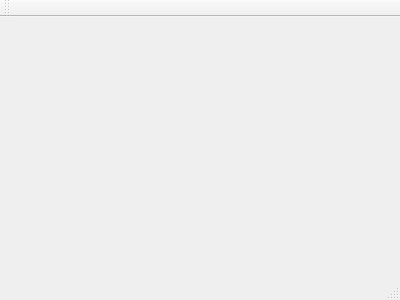
The window that Midgard/midgardmenu.ui (Programmer-CE/Midgard-Project) describes before a commit, drawn with Qt 5.
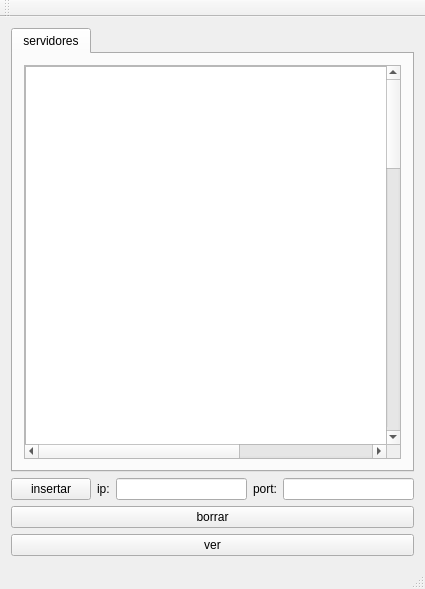
The same window after the commit.

What changed in the file:
```diff
--- a/Midgard/midgardmenu.ui
+++ b/Midgard/midgardmenu.ui
@@ -1,24 +1,152 @@
 <ui version="4.0">
  <class>MidgardMenu</class>
- <widget class="QMainWindow" name="MidgardMenu" >
-  <property name="geometry" >
+ <widget class="QMainWindow" name="MidgardMenu">
+  <property name="geometry">
    <rect>
     <x>0</x>
     <y>0</y>
-    <width>400</width>
-    <height>300</height>
+    <width>425</width>
+    <height>589</height>
    </rect>
   </property>
   <property name="windowTitle" >
    <string>MidgardMenu</string>
   </property>
-  <widget class="QMenuBar" name="menuBar" />
-  <widget class="QToolBar" name="mainToolBar" />
-  <widget class="QWidget" name="centralWidget" />
-  <widget class="QStatusBar" name="statusBar" />
+  <widget class="QWidget" name="centralWidget">
+   <layout class="QVBoxLayout" name="verticalLayout_3">
+    <item>
+     <widget class="QTabWidget" name="clienteservidor">
+      <property name="currentIndex">
+       <number>0</number>
+      </property>
+      <widget class="QWidget" name="servidores">
+       <attribute name="title">
+        <string>servidores</string>
+       </attribute>
+       <layout class="QVBoxLayout" name="verticalLayout_4">
+        <item>
+         <widget class="QScrollArea" name="scrollArea">
+          <property name="whatsThis">
+           <string extracomment="lista de servidores"/>
+          </property>
+          <property name="widgetResizable">
+           <bool>true</bool>
+          </property>
+          <widget class="QWidget" name="scrollAreaWidgetContents">
+           <property name="geometry">
+            <rect>
+             <x>0</x>
+             <y>0</y>
+             <width>600</width>
+             <height>1500</height>
+            </rect>
+           </property>
+           <layout class="QVBoxLayout" name="verticalLayout_2">
+            <property name="spacing">
+             <number>0</number>
+            </property>
+            <property name="leftMargin">
+             <number>0</number>
+            </property>
+            <property name="topMargin">
+             <number>0</number>
+            </property>
+            <property name="rightMargin">
+             <number>0</number>
+            </property>
+            <property name="bottomMargin">
+             <number>0</number>
+            </property>
+            <item>
+             <widget class="QListWidget" name="servers">
+              <property name="minimumSize">
+               <size>
+                <width>600</width>
+                <height>1500</height>
+               </size>
+              </property>
+             </widget>
+            </item>
+           </layout>
+          </widget>
+         </widget>
+        </item>
+       </layout>
+      </widget>
+     </widget>
+    </item>
+    <item>
+     <layout class="QVBoxLayout" name="verticalLayout">
+      <item>
+       <layout class="QHBoxLayout" name="horizontalLayout">
+        <item>
+         <widget class="QPushButton" name="insertar">
+          <property name="text">
+           <string>insertar</string>
+          </property>
+         </widget>
+        </item>
+        <item>
+         <widget class="QLabel" name="label">
+          <property name="text">
+           <string>ip:</string>
+          </property>
+         </widget>
+        </item>
+        <item>
+         <widget class="QLineEdit" name="ipget"/>
+        </item>
+        <item>
+         <widget class="QLabel" name="label_2">
+          <property name="text">
+           <string>port:</string>
+          </property>
+         </widget>
+        </item>
+        <item>
+         <widget class="QLineEdit" name="portget"/>
+        </item>
+       </layout>
+      </item>
+      <item>
+       <widget class="QPushButton" name="borrar">
+        <property name="text">
+         <string>borrar</string>
+        </property>
+       </widget>
+      </item>
+      <item>
+       <widget class="QPushButton" name="ver">
+        <property name="text">
+         <string>ver</string>
+        </property>
+       </widget>
+      </item>
+     </layout>
+    </item>
+   </layout>
+  </widget>
+  <widget class="QMenuBar" name="menuBar">
+   <property name="geometry">
+    <rect>
+     <x>0</x>
+     <y>0</y>
+     <width>425</width>
+     <height>25</height>
+    </rect>
+   </property>
+  </widget>
+  <widget class="QToolBar" name="mainToolBar">
+   <attribute name="toolBarArea">
+    <enum>TopToolBarArea</enum>
+   </attribute>
+   <attribute name="toolBarBreak">
+    <bool>false</bool>
+   </attribute>
+  </widget>
+  <widget class="QStatusBar" name="statusBar"/>
  </widget>
- <layoutDefault spacing="6" margin="11" />
- <pixmapfunction></pixmapfunction>
+ <layoutdefault spacing="6" margin="11"/>
  <resources/>
  <connections/>
 </ui>
```
Left out of the diff: 6 changed lines with no effect on the pictures.
